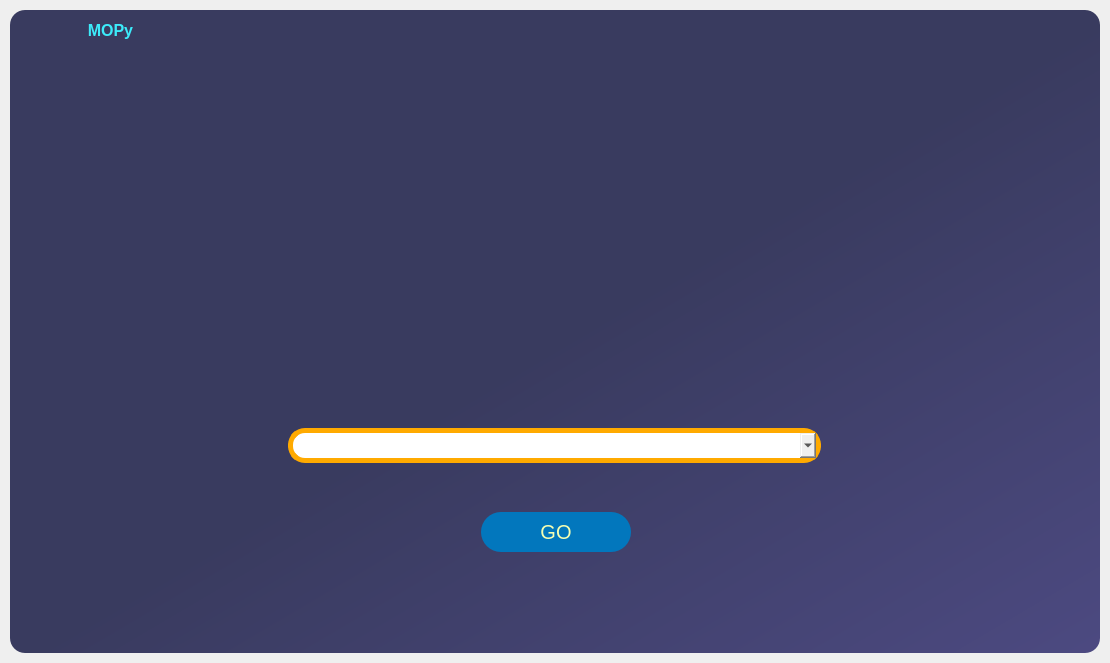
Qt form UI_Functions/Home_Page.ui (Mechanics-of-Orbit/MOPy) before a commit.
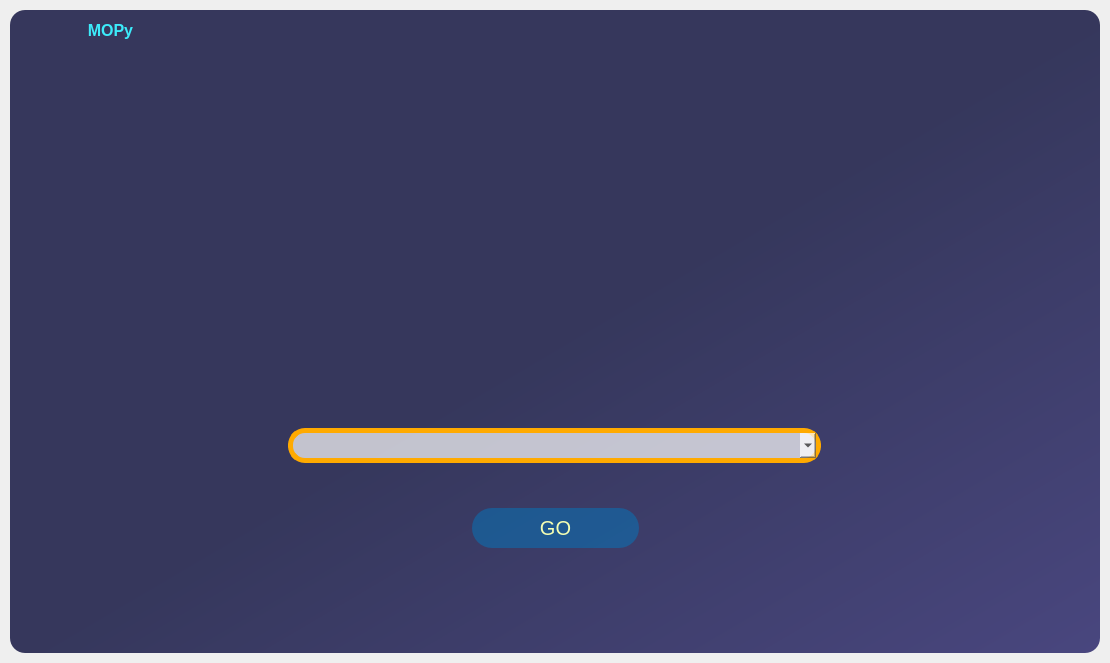
The same form after that commit. Icons and pictures are not drawn.

Commit message: made GUI translucent

```diff
--- a/UI_Functions/Home_Page.ui
+++ b/UI_Functions/Home_Page.ui
@@ -48,7 +48,7 @@
     <item>
      <widget class="QFrame" name="drop_shadow_frame">
       <property name="styleSheet">
-       <string notr="true">background-color: qlineargradient(spread:pad, x1:1, y1:1, x2:0, y2:0, stop:0 rgba(50, 47, 111, 220), stop:0.488636 rgba(28, 30, 72, 220));
+       <string notr="true">background-color: qlineargradient(spread:pad, x1:1, y1:1, x2:0, y2:0, stop:0 rgba(50, 47, 111, 88%), stop:0.488636 rgba(28, 30, 72,88%));
 border-radius: 15px</string>
       </property>
       <property name="frameShape">
@@ -407,6 +407,9 @@
              <number>0</number>
             </property>
             <widget class="QWidget" name="Home_Page_Screen">
+             <property name="styleSheet">
+              <string notr="true"/>
+             </property>
              <layout class="QVBoxLayout" name="verticalLayout_4">
               <property name="spacing">
                <number>0</number>
@@ -562,6 +565,9 @@
                      <height>200</height>
                     </size>
                    </property>
+                   <property name="styleSheet">
+                    <string notr="true">background-color: transparent;</string>
+                   </property>
                    <property name="frameShape">
                     <enum>QFrame::StyledPanel</enum>
                    </property>
@@ -601,6 +607,9 @@
                       <property name="toolTip">
                        <string>Click on drop down Button</string>
                       </property>
+                      <property name="styleSheet">
+                       <string notr="true">background-color:transparent;</string>
+                      </property>
                       <property name="frameShape">
                        <enum>QFrame::NoFrame</enum>
                       </property>
@@ -636,6 +645,7 @@
                          </property>
                          <property name="styleSheet">
                           <string notr="true">QComboBox{
+	background-color: rgb(255, 255, 255,70%);
 	border: 5px solid rgb(255, 170, 0);
 	font: 12pt &quot;Arial&quot;;
 	border-radius: 17px;}
@@ -744,6 +754,9 @@
                         <height>50</height>
                        </size>
                       </property>
+                      <property name="styleSheet">
+                       <string notr="true">background-color:transparent;</string>
+                      </property>
                       <property name="frameShape">
                        <enum>QFrame::StyledPanel</enum>
                       </property>
@@ -784,6 +797,9 @@
                            <height>300</height>
                           </size>
                          </property>
+                         <property name="styleSheet">
+                          <string notr="true">background-color:transparent;</string>
+                         </property>
                          <property name="frameShape">
                           <enum>QFrame::StyledPanel</enum>
                          </property>
@@ -791,6 +807,21 @@
                           <enum>QFrame::Raised</enum>
                          </property>
                          <layout class="QVBoxLayout" name="verticalLayout_13">
+                          <property name="spacing">
+                           <number>0</number>
+                          </property>
+                          <property name="leftMargin">
+                           <number>0</number>
+                          </property>
+                          <property name="topMargin">
+                           <number>0</number>
+                          </property>
+                          <property name="rightMargin">
+                           <number>0</number>
+                          </property>
+                          <property name="bottomMargin">
+                           <number>0</number>
+                          </property>
                           <item>
                            <widget class="QPushButton" name="Go_btn">
                             <property name="sizePolicy">
@@ -820,7 +851,7 @@
                             </property>
                             <property name="styleSheet">
                              <string notr="true">QPushButton{
-	background-color:rgb(2, 119, 189);
+	background-color:rgb(2, 119, 189,50%);
 	color:rgb(245, 255, 179);
 	border-radius: 20px
 }
```
Left out of the diff: 30 changed lines with no effect on the pictures. The commit also changes 1 other file.
